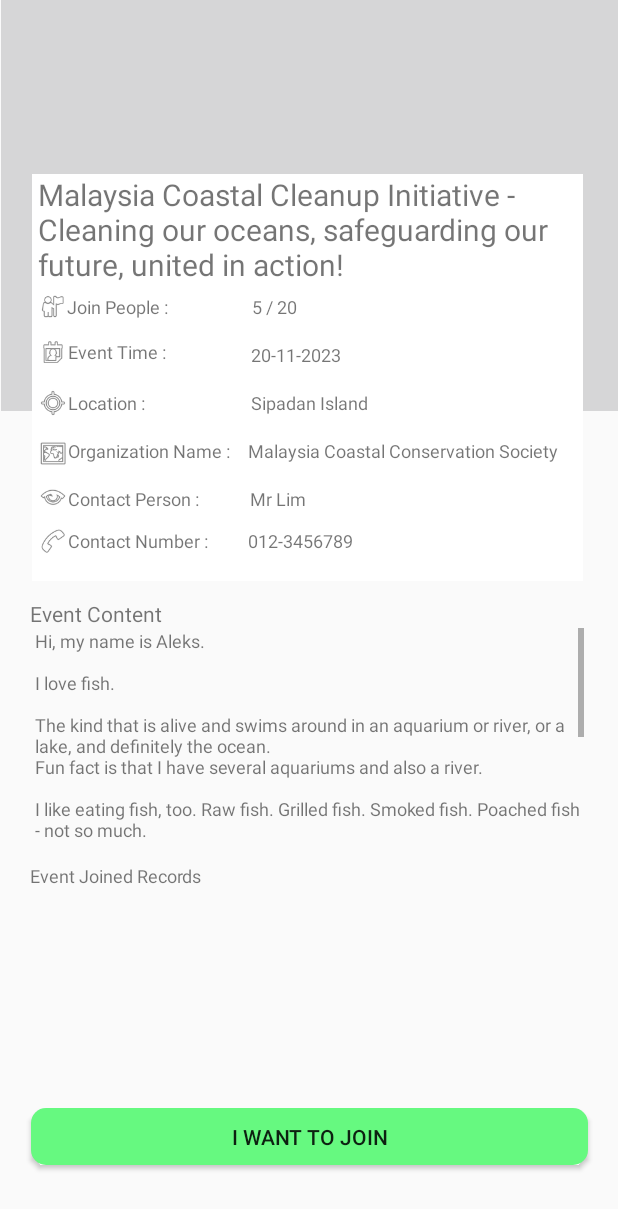
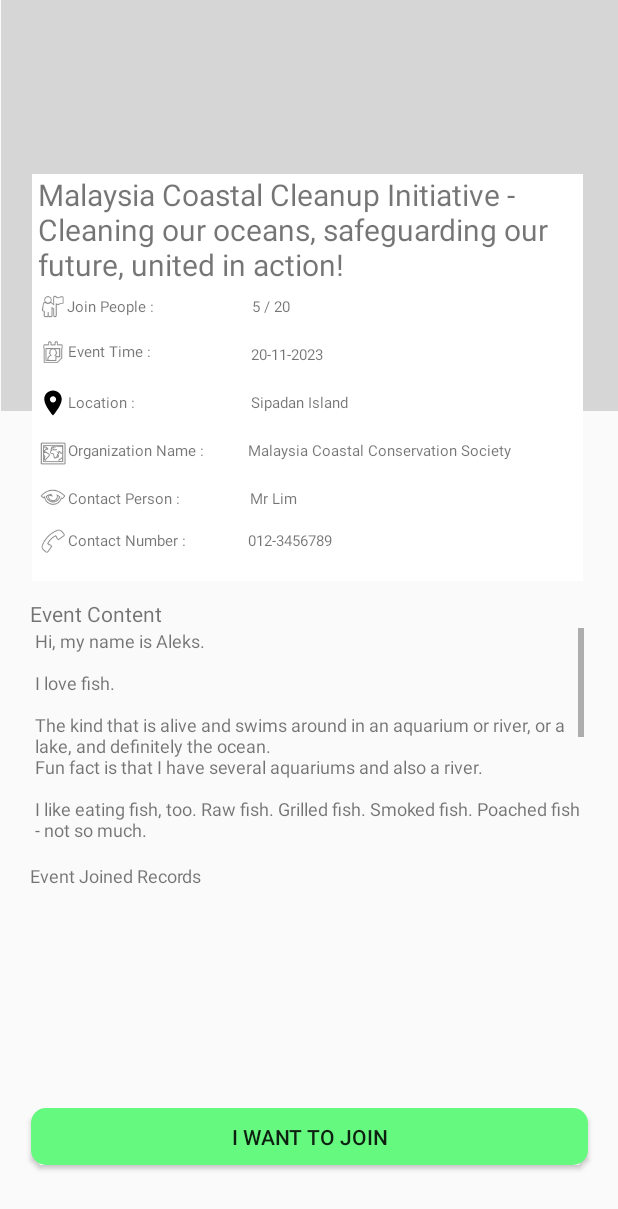
Before and after one commit to LingCong021106/Assignment2.0, an Android app: the layout event_details_display.xml on its own in the app's theme, with its tools: preview values and no code run, on a phone screen of 412 x 824 dp. Shown: the top 1209 px of the screen. Run offline under Robolectric (Android 15) with nearby library versions, the light colour scheme and no system bars; Roboto replaces fonts that are not available here.

Commit message:
event joined display message

```diff
--- /dev/null
+++ b/app/src/main/res/drawable/baseline_location_on_24.xml
@@ -0,0 +1,5 @@
+<vector android:height="24dp" android:tint="#000000"
+    android:viewportHeight="24" android:viewportWidth="24"
+    android:width="24dp" xmlns:android="http://schemas.android.com/apk/res/android">
+    <path android:fillColor="@android:color/white" android:pathData="M12,2C8.13,2 5,5.13 5,9c0,5.25 7,13 7,13s7,-7.75 7,-13c0,-3.87 -3.13,-7 -7,-7zM12,11.5c-1.38,0 -2.5,-1.12 -2.5,-2.5s1.12,-2.5 2.5,-2.5 2.5,1.12 2.5,2.5 -1.12,2.5 -2.5,2.5z"/>
+</vector>
--- a/app/src/main/res/layout/event_details_display.xml
+++ b/app/src/main/res/layout/event_details_display.xml
@@ -2,7 +2,6 @@
 <androidx.constraintlayout.widget.ConstraintLayout xmlns:android="http://schemas.android.com/apk/res/android"
     xmlns:app="http://schemas.android.com/apk/res-auto"
     xmlns:tools="http://schemas.android.com/tools"
-    android:id="@+id/btn_join"
     android:layout_width="match_parent"
     android:layout_height="match_parent"
     tools:context=".MainActivity">
@@ -43,9 +42,9 @@
         android:id="@+id/event_joinpeople"
         android:layout_width="123dp"
         android:layout_height="23dp"
-        android:layout_marginTop="80dp"
+        android:layout_marginTop="81dp"
         android:text="Join People : "
-        android:textSize="12sp"
+        android:textSize="10sp"
         app:layout_constraintStart_toEndOf="@+id/event_joinpeople_img"
         app:layout_constraintTop_toTopOf="@+id/event_details" />
 
@@ -53,9 +52,9 @@
         android:id="@+id/event_numberpoeple"
         android:layout_width="57dp"
         android:layout_height="24dp"
-        android:layout_marginTop="80dp"
+        android:layout_marginTop="81dp"
         android:text="5 / 20"
-        android:textSize="12sp"
+        android:textSize="10sp"
         app:layout_constraintStart_toEndOf="@+id/event_joinpeople"
         app:layout_constraintTop_toTopOf="@+id/event_details" />
 
@@ -73,9 +72,9 @@
         android:id="@+id/event_time"
         android:layout_width="122dp"
         android:layout_height="22dp"
-        android:layout_marginTop="110dp"
+        android:layout_marginTop="111dp"
         android:text="Event Time : "
-        android:textSize="12sp"
+        android:textSize="10sp"
         app:layout_constraintStart_toEndOf="@+id/event_time_img"
         app:layout_constraintTop_toTopOf="@+id/event_details" />
 
@@ -83,9 +82,9 @@
         android:id="@+id/event_time_edit"
         android:layout_width="109dp"
         android:layout_height="23dp"
-        android:layout_marginTop="112dp"
+        android:layout_marginTop="113dp"
         android:text="20-11-2023"
-        android:textSize="12sp"
+        android:textSize="10sp"
         app:layout_constraintStart_toEndOf="@+id/event_time"
         app:layout_constraintTop_toTopOf="@+id/event_details" />
 
@@ -107,15 +106,16 @@
         android:layout_marginTop="142dp"
         app:layout_constraintStart_toStartOf="@+id/event_details"
         app:layout_constraintTop_toTopOf="@+id/event_details"
+        android:src="@drawable/baseline_location_on_24"
         app:srcCompat="@android:drawable/ic_menu_mylocation" />
 
     <TextView
         android:id="@+id/event_location"
         android:layout_width="122dp"
         android:layout_height="23dp"
-        android:layout_marginTop="144dp"
+        android:layout_marginTop="145dp"
         android:text="Location : "
-        android:textSize="12sp"
+        android:textSize="10sp"
         app:layout_constraintStart_toEndOf="@+id/event_location_img"
         app:layout_constraintTop_toTopOf="@+id/event_details" />
 
@@ -123,9 +123,9 @@
         android:id="@+id/event_location_edit"
         android:layout_width="180dp"
         android:layout_height="23dp"
-        android:layout_marginTop="144dp"
+        android:layout_marginTop="145dp"
         android:text="Sipadan Island"
-        android:textSize="12sp"
+        android:textSize="10sp"
         app:layout_constraintStart_toEndOf="@+id/event_location"
         app:layout_constraintTop_toTopOf="@+id/event_details" />
 
@@ -143,9 +143,9 @@
         android:id="@+id/event_organization"
         android:layout_width="120dp"
         android:layout_height="20dp"
-        android:layout_marginTop="176dp"
+        android:layout_marginTop="177dp"
         android:text="Organization Name :"
-        android:textSize="12sp"
+        android:textSize="10sp"
         app:layout_constraintStart_toEndOf="@+id/event_organization_img"
         app:layout_constraintTop_toTopOf="@+id/event_details" />
 
@@ -153,9 +153,9 @@
         android:id="@+id/event_organization_edit"
         android:layout_width="211dp"
         android:layout_height="23dp"
-        android:layout_marginTop="176dp"
+        android:layout_marginTop="177dp"
         android:text="Malaysia Coastal Conservation Society"
-        android:textSize="12sp"
+        android:textSize="10sp"
         app:layout_constraintStart_toEndOf="@+id/event_organization"
         app:layout_constraintTop_toTopOf="@+id/event_details" />
 
@@ -173,9 +173,9 @@
         android:id="@+id/event_contactperson"
         android:layout_width="117dp"
         android:layout_height="23dp"
-        android:layout_marginTop="208dp"
+        android:layout_marginTop="209dp"
         android:text="Contact Person :"
-        android:textSize="12sp"
+        android:textSize="10sp"
         app:layout_constraintStart_toEndOf="@+id/event_contactperson_img"
         app:layout_constraintTop_toTopOf="@+id/event_details" />
 
@@ -184,9 +184,9 @@
         android:layout_width="211dp"
         android:layout_height="23dp"
         android:layout_marginStart="4dp"
-        android:layout_marginTop="208dp"
+        android:layout_marginTop="209dp"
         android:text="Mr Lim"
-        android:textSize="12sp"
+        android:textSize="10sp"
         app:layout_constraintStart_toEndOf="@+id/event_contactperson"
         app:layout_constraintTop_toTopOf="@+id/event_details" />
 
@@ -204,9 +204,9 @@
         android:id="@+id/event_contactnumber"
         android:layout_width="120dp"
         android:layout_height="22dp"
-        android:layout_marginTop="236dp"
+        android:layout_marginTop="237dp"
         android:text="Contact Number :"
-        android:textSize="12sp"
+        android:textSize="10sp"
         app:layout_constraintStart_toEndOf="@+id/event_contactnumber_img"
         app:layout_constraintTop_toTopOf="@+id/event_details" />
 
@@ -214,9 +214,9 @@
         android:id="@+id/event_contactnumber_edit"
         android:layout_width="133dp"
         android:layout_height="21dp"
-        android:layout_marginTop="236dp"
+        android:layout_marginTop="237dp"
         android:text="012-3456789"
-        android:textSize="12sp"
+        android:textSize="10sp"
         app:layout_constraintStart_toEndOf="@+id/event_contactnumber"
         app:layout_constraintTop_toTopOf="@+id/event_details" />
 
@@ -279,7 +279,7 @@
     </ScrollView>
 
     <Button
-        android:id="@+id/button"
+        android:id="@+id/btn_join"
         android:layout_width="371dp"
         android:layout_height="38dp"
         android:layout_marginTop="20dp"
@@ -289,5 +289,4 @@
         app:layout_constraintStart_toStartOf="parent"
         app:layout_constraintTop_toBottomOf="@+id/scrollview_fundraising_people" />
 
-
 </androidx.constraintlayout.widget.ConstraintLayout>
--- a/app/src/main/res/layout/fundraising_details.xml
+++ b/app/src/main/res/layout/fundraising_details.xml
@@ -162,7 +162,7 @@
         android:layout_height="wrap_content"
         android:layout_marginStart="8dp"
         android:text="Fundraising Details"
-        android:textSize="12sp"
+        android:textSize="14sp"
         app:layout_constraintStart_toStartOf="parent"
         app:layout_constraintTop_toBottomOf="@+id/progress_donate" />
 
--- /dev/null
+++ b/app/src/main/res/layout/fundraising_details_donate_payment.xml
@@ -0,0 +1,6 @@
+<?xml version="1.0" encoding="utf-8"?>
+<androidx.constraintlayout.widget.ConstraintLayout xmlns:android="http://schemas.android.com/apk/res/android"
+    android:layout_width="match_parent"
+    android:layout_height="match_parent">
+
+</androidx.constraintlayout.widget.ConstraintLayout>
--- a/app/src/main/res/menu/buttom_nav_menu.xml
+++ b/app/src/main/res/menu/buttom_nav_menu.xml
@@ -8,7 +8,7 @@
         android:title="Home" />
     <item
         android:id="@+id/donate"
-        android:icon="@drawable/baseline_diversity_1_24"
+        android:icon="@drawable/baseline_location_on_24"
         android:title="Donate" />
     <item
         android:id="@+id/event"
--- a/app/src/main/res/values/colors.xml
+++ b/app/src/main/res/values/colors.xml
@@ -4,4 +4,5 @@
     <color name="white">#FFFFFFFF</color>
     <color name="app_bar_background">#287294</color>
     <color name="icon_color">#AFAFAA</color>
+
 </resources>
--- a/app/src/main/res/values/style.xml
+++ b/app/src/main/res/values/style.xml
@@ -1,8 +1,8 @@
 <?xml version="1.0" encoding="utf-8"?>
 <resources>
     <style name="WhiteHintTextAppearance" parent="TextAppearance.Design.Hint">
-    <item name="android:textColor">#FFFFFF</item>
-</style>
+        <item name="android:textColor">#FFFFFF</item>
+    </style>
 
 
 
```
Also changed, not shown: app/src/main/java/com/example/assignment/MainActivity.kt (+77 -39 lines).
